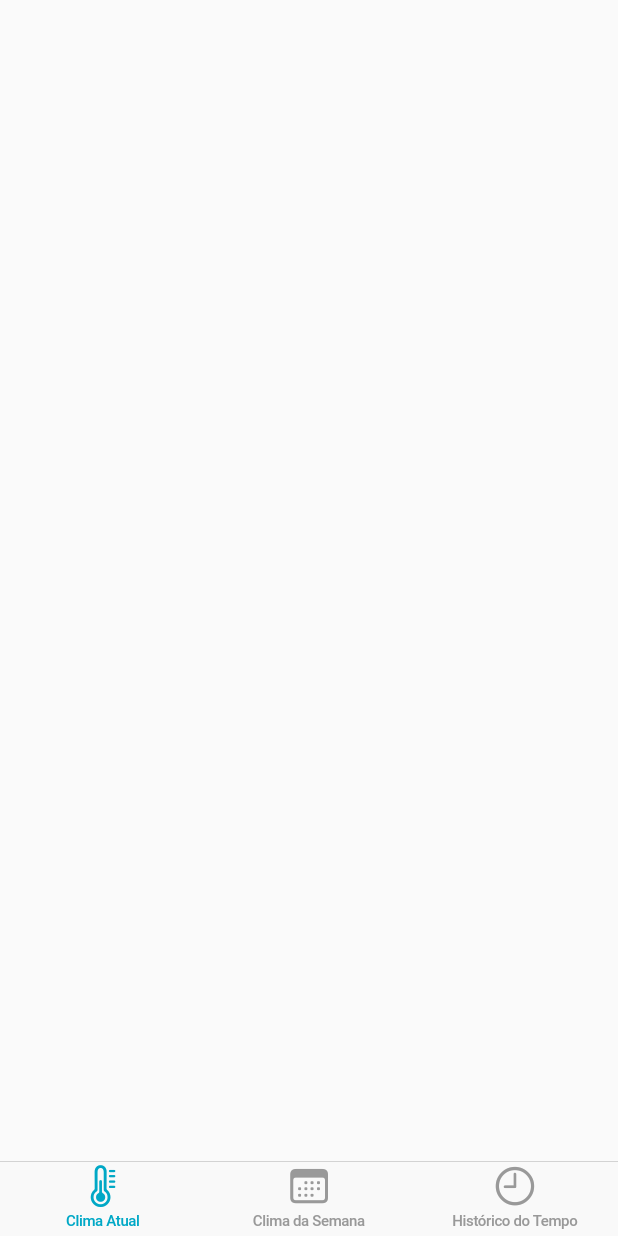
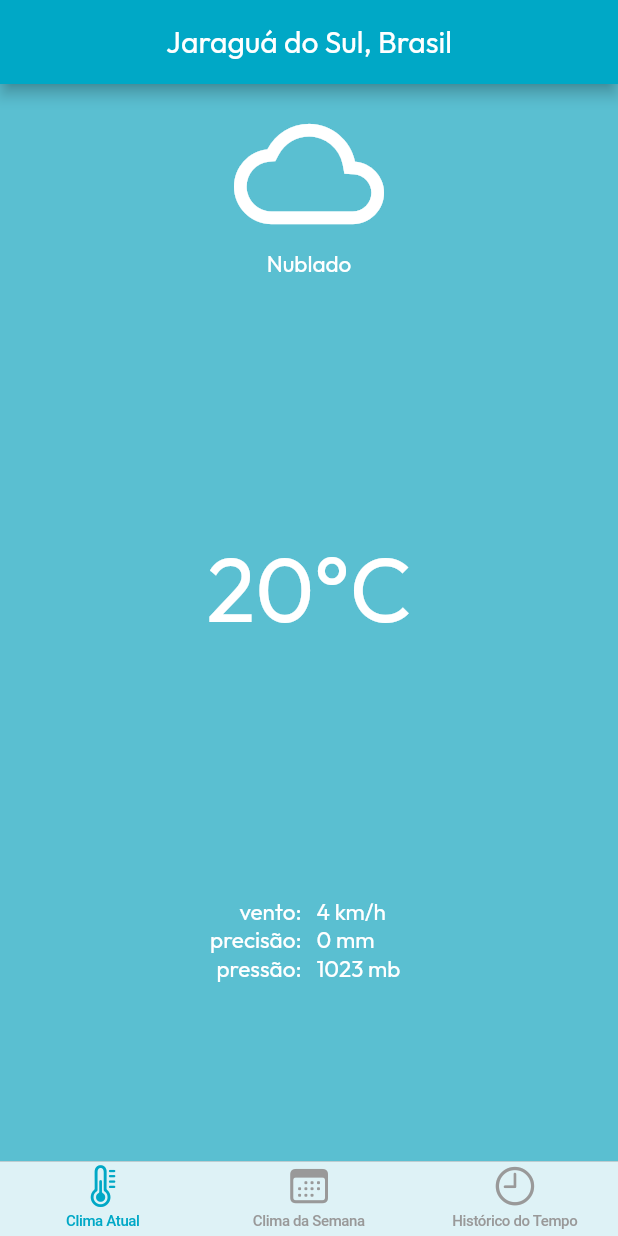
Before and after one commit to waleskaeds/app_flutter_firebase, a Flutter app: the screen it shows after launch, on a phone screen of 412 x 824 dp. Run offline on Flutter 3.47's test engine with Material 2 defaults, Android fonts, the phone set to English and light mode, and no system bars.

Commit message:
current weather

```diff
--- a/lib/components/tab_bar.dart
+++ b/lib/components/tab_bar.dart
@@ -2,6 +2,7 @@ import 'package:app_flutter_firebase/pages/current_weather.dart';
 import 'package:app_flutter_firebase/pages/time_history.dart';
 import 'package:app_flutter_firebase/pages/weather_forecast.dart';
 import 'package:flutter/cupertino.dart';
+import 'package:flutter/material.dart';
 
 class TabBarComponent extends StatelessWidget {
   const TabBarComponent({super.key});
@@ -14,6 +15,7 @@ class TabBarComponent extends StatelessWidget {
 
     return CupertinoTabScaffold(
       tabBar: CupertinoTabBar(
+        backgroundColor: Colors.white.withOpacity(0.8),
         items: const <BottomNavigationBarItem> [
           BottomNavigationBarItem(
             icon: Icon(CupertinoIcons.thermometer),
--- a/lib/pages/current_weather.dart
+++ b/lib/pages/current_weather.dart
@@ -10,8 +10,129 @@ class CurrentWeather extends StatefulWidget {
 class _CurrentWeatherState extends State<CurrentWeather> {
   @override
   Widget build(BuildContext context) {
+
+    double widhtSize = MediaQuery.of(context).size.width;
+    double heightSize = MediaQuery.of(context).size.height;
+
     return Scaffold(
-      body: ListView(),
+      backgroundColor: Theme.of(context).colorScheme.primary.withOpacity(0.6),
+      appBar: AppBar(
+        title: const Text("Jaraguá do Sul, Brasil"),
+        centerTitle: true,
+        backgroundColor: Theme.of(context).colorScheme.primary,
+      ),
+      body: Column(
+        crossAxisAlignment: CrossAxisAlignment.center,
+        children: [
+          Container(
+            height: 120,
+            width: double.infinity,
+            margin: const EdgeInsets.only(top: 10),
+            child: Column(
+              crossAxisAlignment: CrossAxisAlignment.start,
+              children: const [
+                Center(
+                  child: Icon(
+                    Icons.cloud_outlined,
+                    color: Colors.white,
+                    size: 100,
+                  )),
+                Center(
+                  child: Text(
+                    "Nublado",
+                    style: TextStyle(
+                      fontSize: 15,
+                      color: Colors.white
+                    ),
+                  ),
+                ),
+              ],
+            ),
+          ),
+          SizedBox(
+            height: heightSize / 2,
+            child: const Center(
+              child: Text(
+                "20°C",
+                style: TextStyle(
+                  fontSize: 60,
+                  color: Colors.white
+                ),
+              ),
+            ),
+          ),
+          Row(
+            children: [
+              SizedBox(
+                height: 70,
+                width: widhtSize / 2,
+                child: Padding(
+                  padding: const EdgeInsets.only(right: 5, bottom: 10),
+                  child: Column(
+                    crossAxisAlignment: CrossAxisAlignment.end,
+                    children: const [
+                      Text(
+                        "vento:",
+                        style: TextStyle(
+                          fontSize: 15,
+                          color: Colors.white
+                        ),
+                      ),
+                      Text(
+                        "precisão:",
+                        style: TextStyle(
+                          fontSize: 15,
+                          color: Colors.white
+                        ),
+                      ),
+                      Text(
+                        "pressão:",
+                        style: TextStyle(
+                          fontSize: 15,
+                          color: Colors.white
+                        ),
+                      ),
+                    ],
+                  ),
+                ),
+              ),
+              SizedBox(
+                height: 70,
+                width: widhtSize / 2,
+                child: Padding(
+                  padding: const EdgeInsets.only(left: 5, bottom: 10),
+                  child: Column(
+                    crossAxisAlignment: CrossAxisAlignment.start,
+                    children: const [
+                      Text(
+                        "4 km/h",
+                        style: TextStyle(
+                          fontSize: 15,
+                          color: Colors.white
+                        ),
+                      ),
+                      Text(
+                        "0 mm",
+                        style: TextStyle(
+                          fontSize: 15,
+                          color: Colors.white
+                        ),
+                      ),
+                      Text(
+                        "1023 mb",
+                        style: TextStyle(
+                          fontSize: 15,
+                          color: Colors.white
+                        ),
+                      ),
+                    ],
+                  ),
+                ),
+              ),
+            ],
+          )
+        ],
+      ),
     );
   }
 }
```
